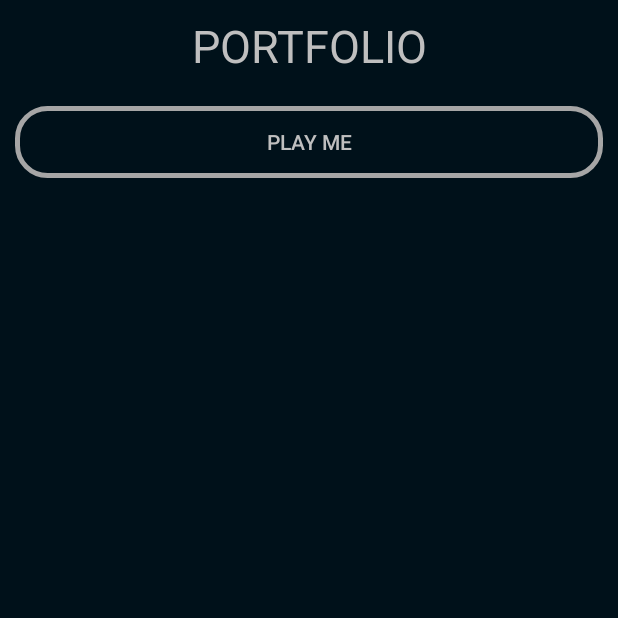
After one commit to rishirajrsawant/AvengersStory, an Android app: the MoreFacts screen opened directly, with no data from a screen before it, on a phone screen of 412 x 824 dp, the top half of it. The commit adds this screen. Run offline under Robolectric (Android 15) with nearby library versions, the phone set to English and light mode, and no system bars; Roboto replaces fonts that are not available here; 1 statement that could not run was skipped.

Commit message:
v2.6.1 little UI tweaks 3rd activity in process
to do
- 4th activity for the webview
- UI

```diff
--- a/app/src/main/java/com/example/mytest/AvengersActivity.java
+++ b/app/src/main/java/com/example/mytest/AvengersActivity.java
@@ -53,6 +53,8 @@ public class AvengersActivity extends AppCompatActivity {
             }
         });*/
 
+        Log.e("rishi", "inside main");
+
         avengersList.setOnItemClickListener(new AdapterView.OnItemClickListener() {
             @Override
             public void onItemClick(AdapterView<?> adapterView, View view, int i, long l) {
--- a/app/src/main/java/com/example/mytest/AvengersXMLData.java
+++ b/app/src/main/java/com/example/mytest/AvengersXMLData.java
@@ -43,6 +43,7 @@ public class AvengersXMLData {
         NodeList famList    = xml.getElementsByTagName("mFam");
         NodeList noAvgList  = xml.getElementsByTagName("mNoAvenger");
         NodeList impList    = xml.getElementsByTagName("mImp");
+        NodeList musicList  = xml.getElementsByTagName("mScream");
 
         //traverse the list to make data
         data = new Avenger[nameList.getLength()];
@@ -58,8 +59,10 @@ public class AvengersXMLData {
             String mFam             = famList.item(i).getFirstChild().getNodeValue();
             String mNoAvenger       = noAvgList.item(i).getFirstChild().getNodeValue();
             String mImp             = impList.item(i).getFirstChild().getNodeValue();
+            String mScream          = musicList.item(i).getFirstChild().getNodeValue();
+            Log.e("Rishi", "inside xmlfile");
 
-            data[i] = new Avenger(mID, mImageDrawable, mName, mDesc, mRealName, mAge, mFam, mNoAvenger, mImp);
+            data[i] = new Avenger(mID, mImageDrawable, mName, mDesc, mRealName, mAge, mFam, mNoAvenger, mImp, mScream);
         }
     }
 
--- /dev/null
+++ b/app/src/main/java/com/example/mytest/MoreFacts.java
@@ -0,0 +1,56 @@
+package com.example.mytest;
+
+import androidx.appcompat.app.AppCompatActivity;
+
+import android.content.Intent;
+import android.content.res.AssetFileDescriptor;
+import android.content.res.AssetManager;
+import android.graphics.Bitmap;
+import android.graphics.BitmapFactory;
+import android.media.MediaPlayer;
+import android.os.Bundle;
+import android.util.Log;
+import android.view.View;
+import android.widget.Button;
+
+import java.io.IOException;
+import java.io.InputStream;
+
+public class MoreFacts extends AppCompatActivity {
+
+    private Button playBtn = null;
+
+    private Avenger data = null;
+
+    @Override
+    protected void onCreate(Bundle savedInstanceState) {
+        super.onCreate(savedInstanceState);
+        setContentView(R.layout.activity_more_facts);
+
+        playBtn = findViewById(R.id.button2);
+
+        final Intent more = getIntent();
+        Bundle bundle1 = more.getExtras();
+
+        data = (Avenger)bundle1.getSerializable("data");
+
+        playBtn.setOnClickListener(new View.OnClickListener() {
+
+            @Override
+            public void onClick(View view) {
+                try {
+                    String music = "avengers/"+data.getmID()+"/"+data.getmScream();
+                    AssetFileDescriptor afd = getAssets().openFd(music);
+                    long start = afd.getStartOffset();
+                    long end = afd.getLength();
+                    MediaPlayer player = new MediaPlayer();
+                    player.setDataSource(afd.getFileDescriptor(),start, end);
+                    player.prepare();
+                    player.start();
+                } catch (IOException e) {
+                    e.printStackTrace();
+                }
+            }
+        });
+    }
+}
--- /dev/null
+++ b/app/src/main/res/layout/activity_more_facts.xml
@@ -0,0 +1,35 @@
+<?xml version="1.0" encoding="utf-8"?>
+<RelativeLayout xmlns:android="http://schemas.android.com/apk/res/android"
+    xmlns:app="http://schemas.android.com/apk/res-auto"
+    xmlns:tools="http://schemas.android.com/tools"
+    android:layout_width="match_parent"
+    android:layout_height="match_parent"
+    android:background="#00111a"
+    tools:context=".MoreFacts">
+
+    <TextView
+        android:id="@+id/textView3"
+        android:layout_width="match_parent"
+        android:layout_height="wrap_content"
+        android:layout_margin="10dp"
+        android:text="PORTFOLIO"
+        android:textColor="#bfbfbf"
+        android:textAlignment="center"
+        android:textSize="30sp" />
+
+    <Button
+        android:id="@+id/button2"
+        style="@style/Widget.AppCompat.Button.Colored"
+        android:layout_width="match_parent"
+        android:layout_height="wrap_content"
+        android:layout_below="@+id/textView3"
+        android:layout_margin="10dp"
+        android:layout_marginStart="10dp"
+        android:layout_marginTop="10dp"
+        android:layout_marginEnd="10dp"
+        android:layout_marginBottom="10dp"
+        android:background="@drawable/my_button_bg"
+        android:text="PLAY ME"
+        android:textAlignment="center"
+        android:textColor="#bfbfbf" />
+</RelativeLayout>
--- /dev/null
+++ b/app/src/main/res/layout/splash.xml
@@ -0,0 +1,5 @@
+<?xml version="1.0" encoding="utf-8"?>
+<LinearLayout xmlns:android="http://schemas.android.com/apk/res/android"
+    android:layout_width="match_parent"
+    android:layout_height="match_parent"
+    android:background="@drawable/splash"/>
```
Also changed, not shown: app/src/main/AndroidManifest.xml (+5 -3 lines), app/src/main/java/com/example/mytest/Avenger.java (+11 -1 lines), app/src/main/java/com/example/mytest/AvengerDetails.java (+19 -1 lines), app/src/main/java/com/example/mytest/Splash.java (added, +35 -0 lines), app/src/main/res/raw/avengers.xml (+9 -0 lines), app/src/main/res/drawable-v24/splash.jpg (added), 7 other files.
